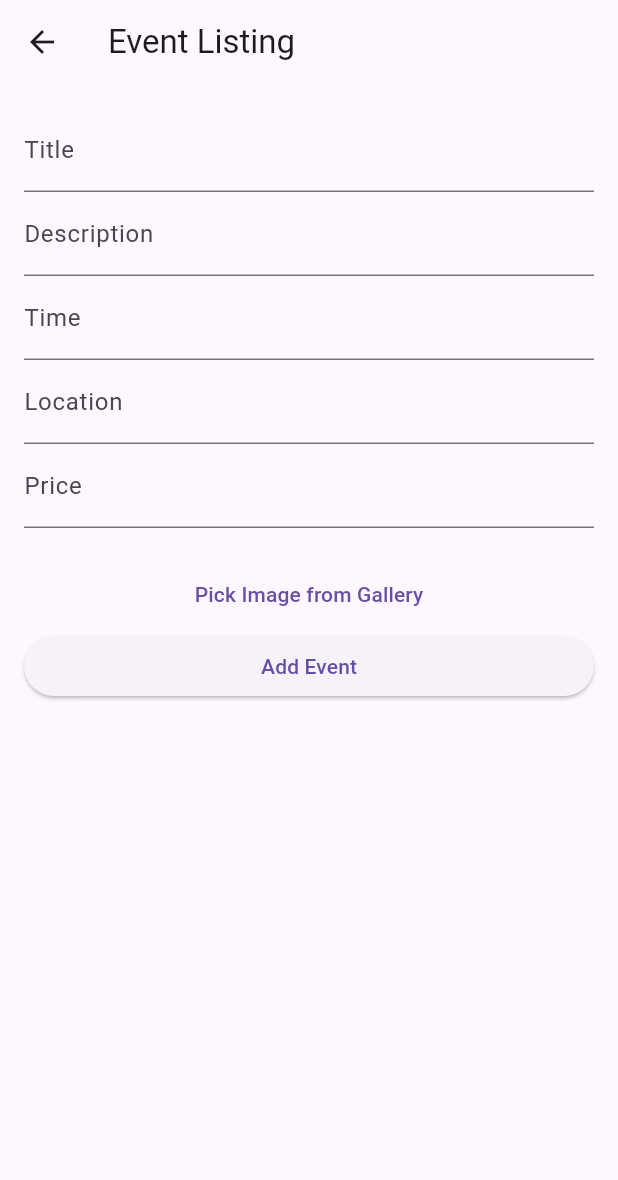
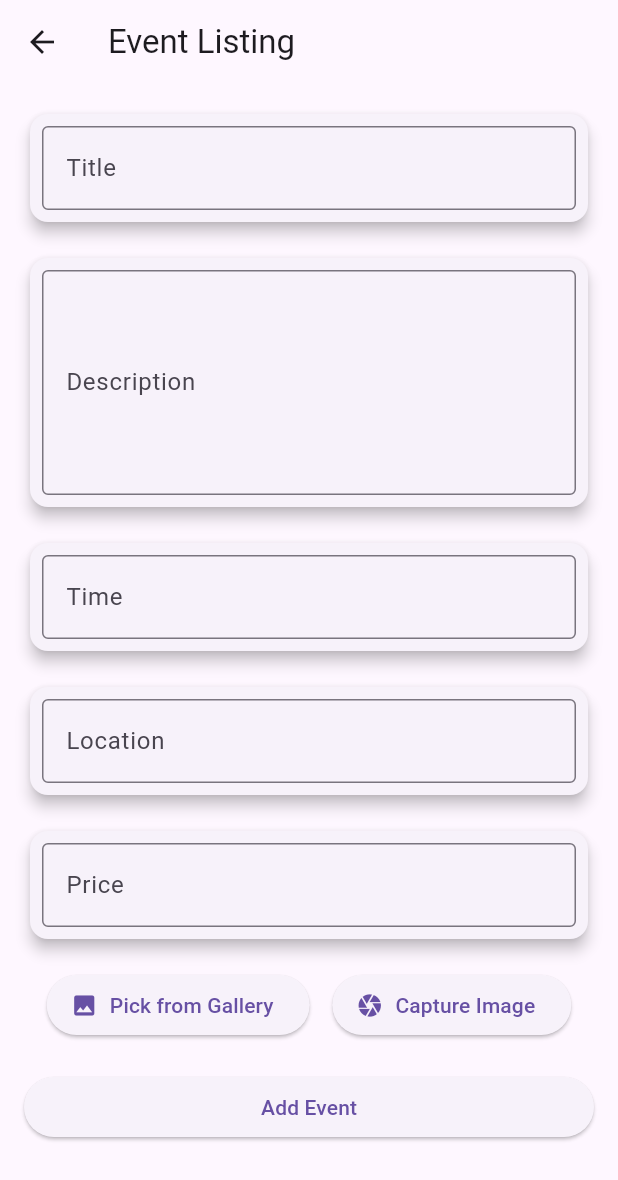
Before and after one commit to ShiJianXi/Eventify, a Flutter app: the EventListingPage screen opened by its route, on a phone screen of 412 x 824 dp. Shown: the top 1180 px of the screen. Run offline on Flutter 3.47's test engine with Material 3 defaults, Android fonts, the phone set to English and light mode, and no system bars; our stand-ins replace cloud_firestore, firebase_auth, firebase_core, firebase_storage, go_router, google_fonts and 1 more; missing offline and left inert: firebase_ui_auth; accounts and stored records are empty.

Commit message:
Improved UI,UX for event listing page and also allowed using image from camera

```diff
--- a/EventifyApp/eventify/lib/event_listing_page.dart
+++ b/EventifyApp/eventify/lib/event_listing_page.dart
@@ -1,9 +1,9 @@
-
 import 'dart:io';
 import 'package:firebase_storage/firebase_storage.dart';
 import 'package:cloud_firestore/cloud_firestore.dart';
 import 'package:flutter/material.dart';
 import 'package:image_picker/image_picker.dart';
+import 'package:intl/intl.dart';
 
 //UI to be improved in the future, and also instead of using image url, might change to using image from gallery or camera
 //Image from galley implemented, need improve UI next
@@ -24,8 +24,11 @@ class _EventListingPageState extends State<EventListingPage> {
   final _priceController = TextEditingController();
   File? _image;
 
+
+  //Allow users to pick image from gallery
   Future<void> _pickImage() async {
-    final pickedFile = await ImagePicker().pickImage(source: ImageSource.gallery);
+    final pickedFile =
+        await ImagePicker().pickImage(source: ImageSource.gallery);
     if (pickedFile != null) {
       setState(() {
         _image = File(pickedFile.path);
@@ -33,10 +36,21 @@ class _EventListingPageState extends State<EventListingPage> {
     }
   }
 
+  //Allow users to use image from camera
+  Future<void> _pickImageFromCamera() async {
+    final pickedFile =
+        await ImagePicker().pickImage(source: ImageSource.camera);
+    if (pickedFile != null) {
+      setState(() {
+        _image = File(pickedFile.path);
+      });
+    }
+  }
 
   Future<String> _uploadImage(File image) async {
     final storageRef = FirebaseStorage.instance.ref();
-    final imagesRef = storageRef.child('images/${DateTime.now().millisecondsSinceEpoch}.jpg');
+    final imagesRef =
+        storageRef.child('images/${DateTime.now().millisecondsSinceEpoch}.jpg');
     final uploadTask = imagesRef.putFile(image);
     final snapshot = await uploadTask.whenComplete(() {});
     return await snapshot.ref.getDownloadURL();
@@ -55,16 +69,19 @@ class _EventListingPageState extends State<EventListingPage> {
           'thumbnailUrl': imageUrl,
           'timestamp': FieldValue.serverTimestamp(),
         });
-        ScaffoldMessenger.of(context).showSnackBar(SnackBar(content: Text('Event added successfully')));
+        ScaffoldMessenger.of(context)
+            .showSnackBar(SnackBar(content: Text('Event added successfully')));
         _formKey.currentState!.reset();
         setState(() {
           _image = null;
         });
       } catch (e) {
-        ScaffoldMessenger.of(context).showSnackBar(SnackBar(content: Text('Failed to add event: $e')));
+        ScaffoldMessenger.of(context)
+            .showSnackBar(SnackBar(content: Text('Failed to add event: $e')));
       }
     } else {
-      ScaffoldMessenger.of(context).showSnackBar(SnackBar(content: Text('Please fill all fields and pick an image')));
+      ScaffoldMessenger.of(context).showSnackBar(
+          SnackBar(content: Text('Please fill all fields and pick an image')));
     }
   }
 
@@ -80,9 +97,16 @@ class _EventListingPageState extends State<EventListingPage> {
           key: _formKey,
           child: ListView(
             children: [
-              TextFormField(
+              Card(
+                elevation: 4,
+                child: Padding(
+                  padding: const EdgeInsets.all(8.0),
+                  child: TextFormField(
                     controller: _titleController,
-                decoration: InputDecoration(labelText: 'Title'),
+                    decoration: InputDecoration(
+                      labelText: 'Title',
+                      border: OutlineInputBorder(),
+                    ),
                     validator: (value) {
                       if (value == null || value.isEmpty) {
                         return 'Please enter a title';
@@ -90,9 +114,23 @@ class _EventListingPageState extends State<EventListingPage> {
                       return null;
                     },
                   ),
-              TextFormField(
+                ),
+              ),
+              SizedBox(height: 16),
+              Card(
+                elevation: 4,
+                child: Padding(
+                  padding: const EdgeInsets.all(8.0),
+                  child: Container(
+                    height: 150,
+                    child: TextFormField(
                       controller: _descriptionController,
-                decoration: InputDecoration(labelText: 'Description'),
+                      decoration: InputDecoration(
+                        labelText: 'Description',
+                        border: OutlineInputBorder(),
+                      ),
+                      maxLines: null,
+                      expands: true,
                       validator: (value) {
                         if (value == null || value.isEmpty) {
                           return 'Please enter a description';
@@ -100,9 +138,22 @@ class _EventListingPageState extends State<EventListingPage> {
                         return null;
                       },
                     ),
-              TextFormField(
+                  ),
+                ),
+              ),
+              SizedBox(
+                height: 16,
+              ),
+              Card(
+                elevation: 4,
+                child: Padding(
+                  padding: const EdgeInsets.all(8.0),
+                  child: TextFormField(
                     controller: _timeController,
-                decoration: InputDecoration(labelText: 'Time'),
+                    decoration: InputDecoration(
+                      labelText: 'Time',
+                      border: OutlineInputBorder(),
+                    ),
                     validator: (value) {
                       if (value == null || value.isEmpty) {
                         return 'Please enter a time';
@@ -110,9 +161,21 @@ class _EventListingPageState extends State<EventListingPage> {
                       return null;
                     },
                   ),
-              TextFormField(
+                ),
+              ),
+              SizedBox(
+                height: 16,
+              ),
+              Card(
+                elevation: 4,
+                child: Padding(
+                  padding: const EdgeInsets.all(8.0),
+                  child: TextFormField(
                     controller: _locationController,
-                decoration: InputDecoration(labelText: 'Location'),
+                    decoration: InputDecoration(
+                      labelText: 'Location',
+                      border: OutlineInputBorder(),
+                    ),
                     validator: (value) {
                       if (value == null || value.isEmpty) {
                         return 'Please enter a location';
@@ -120,9 +183,21 @@ class _EventListingPageState extends State<EventListingPage> {
                       return null;
                     },
                   ),
-              TextFormField(
+                ),
+              ),
+              SizedBox(
+                height: 16,
+              ),
+              Card(
+                elevation: 4,
+                child: Padding(
+                  padding: const EdgeInsets.all(8.0),
+                  child: TextFormField(
                     controller: _priceController,
-                decoration: InputDecoration(labelText: 'Price'),
+                    decoration: InputDecoration(
+                      labelText: 'Price',
+                      border: OutlineInputBorder(),
+                    ),
                     validator: (value) {
                       if (value == null || value.isEmpty) {
                         return 'Please enter a price';
@@ -130,13 +205,40 @@ class _EventListingPageState extends State<EventListingPage> {
                       return null;
                     },
                   ),
+                ),
+              ),
+              SizedBox(height: 16),
+              _image == null
+                  ? Row(
+                      mainAxisAlignment: MainAxisAlignment.spaceEvenly,
+                      children: [
+                        ElevatedButton.icon(
+                          onPressed: _pickImage,
+                          icon: Icon(Icons.photo),
+                          label: Text('Pick from Gallery'),
+                        ),
+                        ElevatedButton.icon(
+                          onPressed: _pickImageFromCamera,
+                          icon: Icon(Icons.camera),
+                          label: Text('Capture Image'),
+                        ),
+                      ],
+                    )
+                  : Column(
+                      children: [
+                        Image.file(_image!),
+                        TextButton.icon(
+                          onPressed: () {
+                            setState(() {
+                              _image = null;
+                            });
+                          },
+                          icon: Icon(Icons.remove_circle),
+                          label: Text('Remove Image'),
+                        ),
+                      ],
+                    ),
               SizedBox(height: 20),
-              _image == null ? TextButton(
-                onPressed: _pickImage,
-                child: Text('Pick Image from Gallery'),
-                )
-                : Image.file(_image!),
-
               ElevatedButton(
                 onPressed: _addEvent,
                 child: Text('Add Event'),
--- a/EventifyApp/eventify/pubspec.yaml
+++ b/EventifyApp/eventify/pubspec.yaml
@@ -49,6 +49,7 @@ dependencies:
   http: ^1.2.1
   image_picker: ^1.1.2
   firebase_storage: ^11.7.7
+  intl: ^0.19.0
 
 dev_dependencies:
   flutter_test:
```
Also changed, not shown: EventifyApp/eventify/pubspec.lock. Lines whose indentation alone changed are shown as unchanged.
